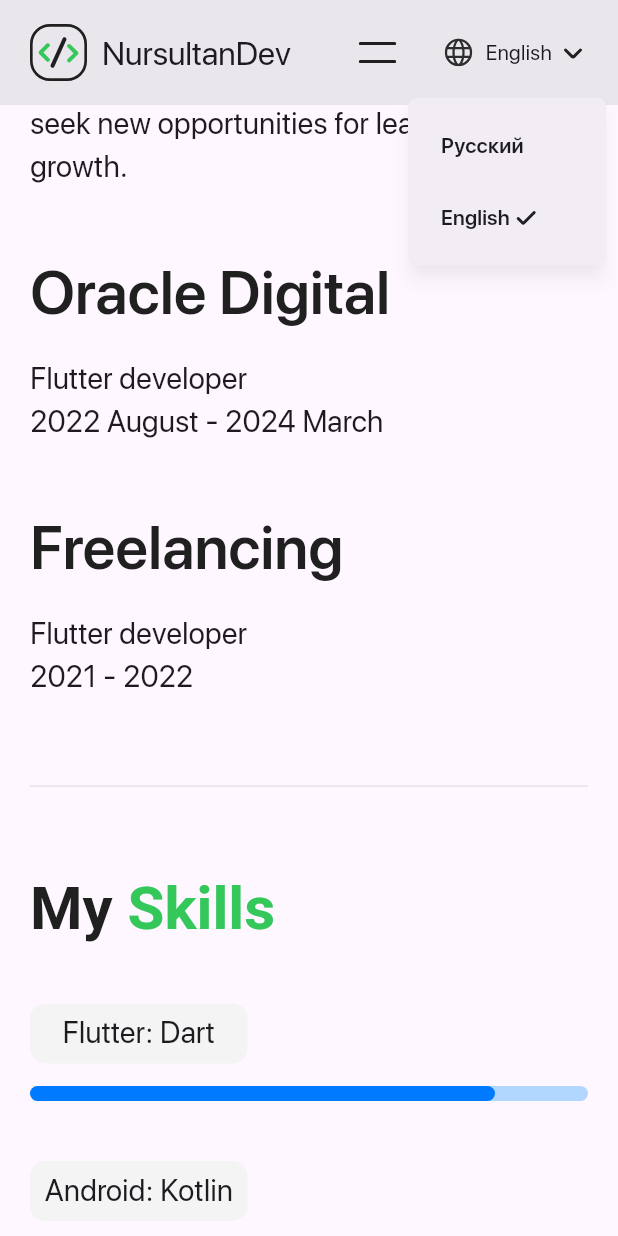
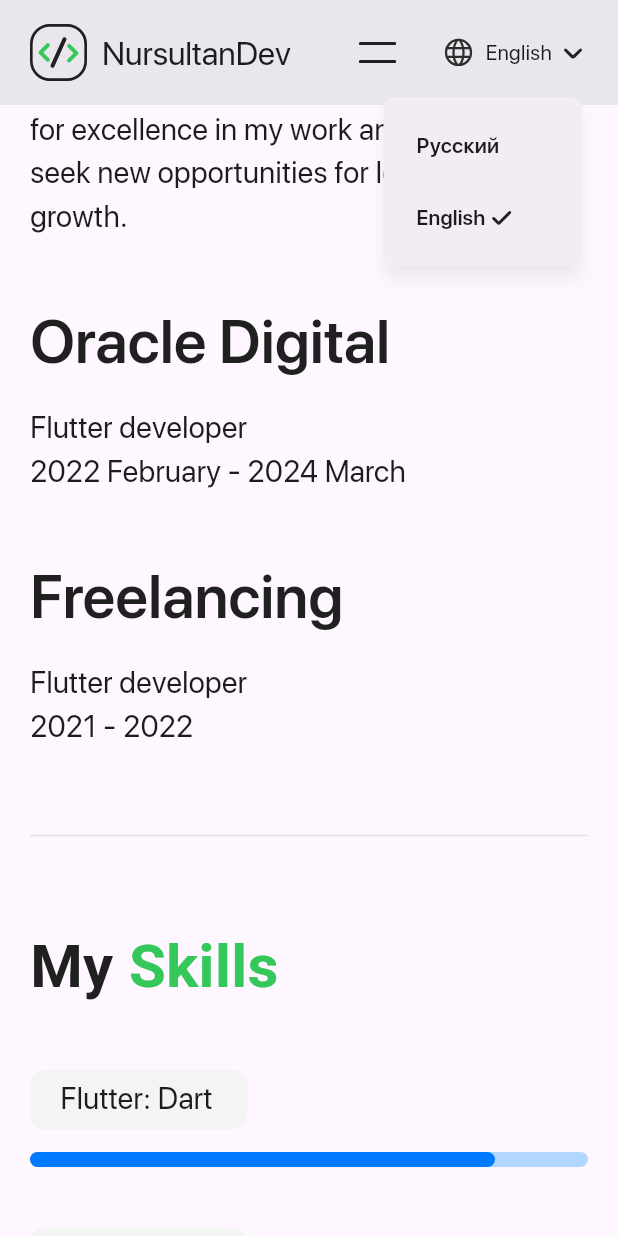
Before and after one commit to jumashovnursultan/flutter_portfolio, a Flutter app: the screen it shows after launch, scrolled down 1152 dp, after a tap on "English", on a phone screen of 412 x 824 dp. Run offline on Flutter 3.47's test engine with Material 3 defaults, Android fonts, the phone set to English and light mode, and no system bars; our stand-ins replace carousel_slider, easy_localization, flutter_svg; project files that could hold a hidden picture were left out.

Commit message:
Update text widgets to use SelectableText

```diff
--- a/assets/translations/en-US.json
+++ b/assets/translations/en-US.json
@@ -10,6 +10,7 @@
     "experience": "Experience",
     "experience_text": "I'm a Flutter developer with two years of experience. During this time, I have worked on various projects, each of which has helped me enhance my skills and deepen my understanding of Flutter. I always strive for excellence in my work and constantly seek new opportunities for learning and growth.",
     "august": "August",
+    "february": "February",
     "my": "My ",
     "skills": "Skills",
     "last": "Last "
--- a/assets/translations/ru-RU.json
+++ b/assets/translations/ru-RU.json
@@ -10,6 +10,7 @@
     "experience": "Опыт",
     "experience_text": "Я разработчик Flutter с двухлетним опытом. За это время я работал над различными проектами, каждый из которых помог мне улучшить мои навыки и углубить понимание Flutter. Я всегда стремлюсь к совершенству в своей работе и постоянно ищу новые возможности для обучения и роста.",
     "august": "Август",
+    "february": "Февраль",
     "my": "Мои ",
     "skills": "Навыки",
     "last": "Последние "
--- a/lib/custom_widgets/hard_skills_widget.dart
+++ b/lib/custom_widgets/hard_skills_widget.dart
@@ -23,7 +23,7 @@ class HardSkillsWidget extends StatelessWidget {
             borderRadius: BorderRadius.circular(10),
           ),
           alignment: Alignment.center,
-          child: Text(
+          child: SelectableText(
             text,
             style: const TextStyle(
               fontSize: 20,
--- a/lib/custom_widgets/last_projects_carousel_slider_widget.dart
+++ b/lib/custom_widgets/last_projects_carousel_slider_widget.dart
@@ -141,7 +141,7 @@ class LastProjectsCarouselSliderWidget extends StatelessWidget {
                     ),
                   ),
                   const SizedBox(height: 40),
-                  Text(
+                  SelectableText(
                     item.name,
                     style: const TextStyle(
                       fontSize: 20,
@@ -151,7 +151,7 @@ class LastProjectsCarouselSliderWidget extends StatelessWidget {
                     textAlign: TextAlign.center,
                   ),
                   const SizedBox(height: 10),
-                  Text(
+                  SelectableText(
                     item.language,
                     style: const TextStyle(
                       fontSize: 16,
@@ -323,7 +323,7 @@ class LastProjectsCarouselSliderWidget extends StatelessWidget {
         //             ),
         //           ),
         //           const SizedBox(height: 40),
-        //           Text(
+        //           SelectableText(
         //             item.name,
         //             style: const TextStyle(
         //               fontSize: 20,
@@ -333,7 +333,7 @@ class LastProjectsCarouselSliderWidget extends StatelessWidget {
         //             textAlign: TextAlign.center,
         //           ),
         //           const SizedBox(height: 10),
-        //           Text(
+        //           SelectableText(
         //             item.language,
         //             style: const TextStyle(
         //               fontSize: 16,
@@ -426,7 +426,7 @@ class LastProjectsCarouselSliderWidget extends StatelessWidget {
         //         ),
         //       ),
         //       const SizedBox(height: 40),
-        //       Text(
+        //       SelectableText(
         //         item.name,
         //         style: const TextStyle(
         //           fontSize: 20,
@@ -436,7 +436,7 @@ class LastProjectsCarouselSliderWidget extends StatelessWidget {
         //         textAlign: TextAlign.center,
         //       ),
         //       const SizedBox(height: 10),
-        //       Text(
+        //       SelectableText(
         //         item.language,
         //         style: const TextStyle(
         //           fontSize: 16,
--- a/lib/custom_widgets/select_language_widget.dart
+++ b/lib/custom_widgets/select_language_widget.dart
@@ -1,8 +1,6 @@
 import 'package:easy_localization/easy_localization.dart';
 import 'package:flutter/material.dart';
 import 'package:flutter_svg/svg.dart';
-
-import '../const/localization_checker.dart';
 
 class SelectLanguageWidget extends StatelessWidget {
   const SelectLanguageWidget({super.key});
@@ -12,14 +10,11 @@ class SelectLanguageWidget extends StatelessWidget {
 
   @override
   Widget build(BuildContext context) {
-    return Row(
-      mainAxisAlignment: MainAxisAlignment.end,
-      children: [
-        SvgPicture.asset('assets/icons/language.svg'),
-        const SizedBox(width: 8),
-        Builder(
-          builder: (context) {
-            return GestureDetector(
+    return InkWell(
+      highlightColor: Colors.transparent,
+      focusColor: Colors.transparent,
+      hoverColor: Colors.transparent,
+      splashColor: Colors.transparent,
       onTap: () {
         showMenu(
           constraints: const BoxConstraints(
@@ -57,7 +52,14 @@ class SelectLanguageWidget extends StatelessWidget {
           ],
         );
       },
-              child: SizedBox(
+      child: Row(
+        mainAxisAlignment: MainAxisAlignment.end,
+        children: [
+          SvgPicture.asset('assets/icons/language.svg'),
+          const SizedBox(width: 8),
+          Builder(
+            builder: (context) {
+              return SizedBox(
                 height: 40,
                 child: Row(
                   mainAxisAlignment: MainAxisAlignment.center,
@@ -69,12 +71,12 @@ class SelectLanguageWidget extends StatelessWidget {
                     SvgPicture.asset('assets/icons/drop_down_icon.svg'),
                   ],
                 ),
-              ),
               );
             },
           ),
           const SizedBox(width: 20)
         ],
+      ),
     );
   }
 
--- a/lib/custom_widgets/title_text_widget.dart
+++ b/lib/custom_widgets/title_text_widget.dart
@@ -14,8 +14,8 @@ class TitleTextWidget extends StatelessWidget {
 
   @override
   Widget build(BuildContext context) {
-    return RichText(
-      text: TextSpan(
+    return SelectableText.rich(
+      TextSpan(
         text: firstText,
         style: secondText != null
             ? AppStyle.styleWBlackW600S40
--- a/lib/custom_widgets/work_experience_widget.dart
+++ b/lib/custom_widgets/work_experience_widget.dart
@@ -19,16 +19,16 @@ class WorkExperienceWidget extends StatelessWidget {
     return Column(
       crossAxisAlignment: CrossAxisAlignment.start,
       children: [
-        Text(
+        SelectableText(
           companyName,
           style: AppStyle.styleWBlackW600S40,
         ),
         const SizedBox(height: 15),
-        Text(
+        SelectableText(
           position,
           style: const TextStyle(fontSize: 20),
         ),
-        Text(
+        SelectableText(
           date,
           style: const TextStyle(
             fontSize: 20,
--- a/lib/home_scree.dart
+++ b/lib/home_scree.dart
@@ -6,8 +6,6 @@ import 'package:my_portfolio_app/custom_widgets/title_text_widget.dart';
 import 'package:my_portfolio_app/custom_widgets/work_experience_widget.dart';
 import 'package:my_portfolio_app/utils.dart';
 import 'package:url_launcher/url_launcher.dart';
-
-import 'const/localization_checker.dart';
 import 'custom_widgets/hard_skills_widget.dart';
 import 'custom_widgets/last_projects_carousel_slider_widget.dart';
 import 'custom_widgets/select_language_widget.dart';
@@ -53,12 +51,21 @@ class _HomeScreenState extends State<HomeScreen> {
                 : null,
             toolbarHeight: 70,
             leadingWidth: 58,
-            leading: Padding(
-              padding: const EdgeInsets.only(left: 20),
-              child: SvgPicture.asset('assets/icons/logo.svg'),
+            leading: InkWell(
+              highlightColor: Colors.transparent,
+              focusColor: Colors.transparent,
+              hoverColor: Colors.transparent,
+              splashColor: Colors.transparent,
+              onTap: () {
+                _postInit(0);
+              },
+              child: Padding(
+                padding: const EdgeInsets.only(left: 20),
+                child: SvgPicture.asset('assets/icons/logo.svg'),
+              ),
             ),
             backgroundColor: const Color(0xFFF4F4F4),
-            title: const Text('NursultanDev'),
+            title: const SelectableText('NursultanDev'),
             titleSpacing: 10,
             centerTitle: false,
             actions: [
@@ -122,7 +129,7 @@ class _HomeScreenState extends State<HomeScreen> {
                             child: Column(
                               crossAxisAlignment: CrossAxisAlignment.start,
                               children: [
-                                Text(
+                                SelectableText(
                                   'hello'.tr(),
                                   style: const TextStyle(
                                     fontSize: 20,
@@ -130,7 +137,7 @@ class _HomeScreenState extends State<HomeScreen> {
                                   ),
                                 ),
                                 const SizedBox(height: 2),
-                                Text(
+                                SelectableText(
                                   'about_me'.tr(),
                                   style: const TextStyle(
                                     fontSize: 18,
@@ -193,7 +200,7 @@ class _HomeScreenState extends State<HomeScreen> {
                     ],
                   ),
                   const SizedBox(height: 10),
-                  Text(
+                  SelectableText(
                     'social_contacts'.tr(),
                     style: const TextStyle(
                       fontSize: 20,
@@ -210,7 +217,7 @@ class _HomeScreenState extends State<HomeScreen> {
                         TitleTextWidget(firstText: 'experience'.tr()),
                         SizedBox(
                           width: 500,
-                          child: Text(
+                          child: SelectableText(
                             'experience_text'.tr(),
                             style: const TextStyle(fontSize: 20),
                           ),
@@ -220,7 +227,7 @@ class _HomeScreenState extends State<HomeScreen> {
                           companyName: 'Oracle Digital',
                           position: 'Flutter developer',
                           date:
-                              '2022 ${'august'.tr()} - ${DateFormat('y').format(DateTime.now())} ${context.locale.countryCode == 'US' ? DateFormat('MMMM').format(DateTime.now()) : DateFormat('MMMM', 'ru_RU').format(DateTime.now())[0].toUpperCase() + DateFormat('MMMM', 'ru_RU').format(DateTime.now()).substring(1)}',
+                              '2022 ${'february'.tr()} - ${DateFormat('y').format(DateTime.now())} ${context.locale.countryCode == 'US' ? DateFormat('MMMM').format(DateTime.now()) : DateFormat('MMMM', 'ru_RU').format(DateTime.now())[0].toUpperCase() + DateFormat('MMMM', 'ru_RU').format(DateTime.now()).substring(1)}',
                         ),
                         const SizedBox(height: 40),
                         const WorkExperienceWidget(
```
Also changed, not shown: pubspec.lock. Lines whose indentation alone changed are shown as unchanged.
